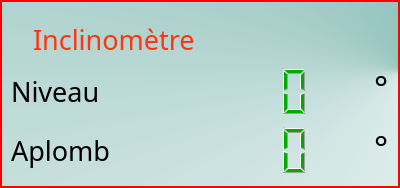
Above: napiLCD/alignmentwidget.ui from levanhong05/NapiEmbedded before the change. Below: the same form after it.
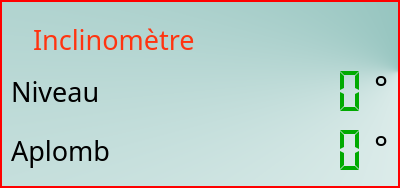
That is the form after the change. Icons and pictures are not drawn.

```diff
--- a/napiLCD/alignmentwidget.ui
+++ b/napiLCD/alignmentwidget.ui
@@ -177,6 +177,15 @@
        <property name="frameShape">
         <enum>QFrame::NoFrame</enum>
        </property>
+       <property name="smallDecimalPoint">
+        <bool>false</bool>
+       </property>
+       <property name="digitCount">
+        <number>10</number>
+       </property>
+       <property name="segmentStyle">
+        <enum>QLCDNumber::Flat</enum>
+       </property>
       </widget>
      </item>
      <item row="0" column="0">
@@ -332,6 +341,15 @@
        <property name="frameShape">
         <enum>QFrame::NoFrame</enum>
        </property>
+       <property name="digitCount">
+        <number>10</number>
+       </property>
+       <property name="mode">
+        <enum>QLCDNumber::Dec</enum>
+       </property>
+       <property name="segmentStyle">
+        <enum>QLCDNumber::Flat</enum>
+       </property>
       </widget>
      </item>
      <item row="1" column="2">
```
